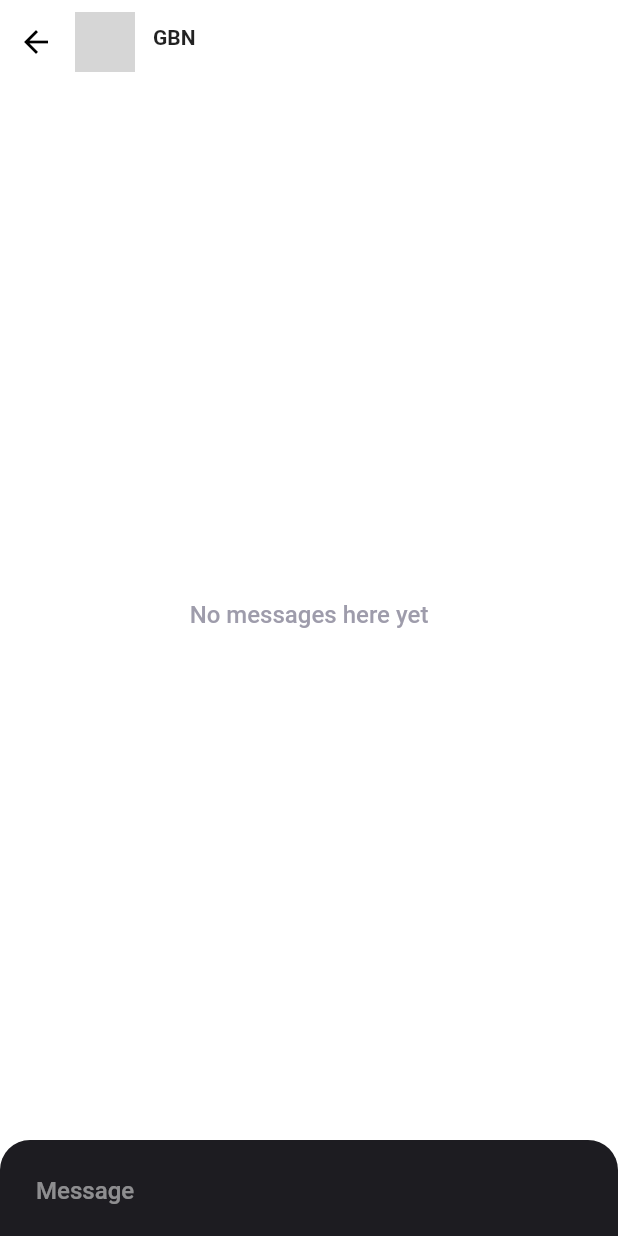
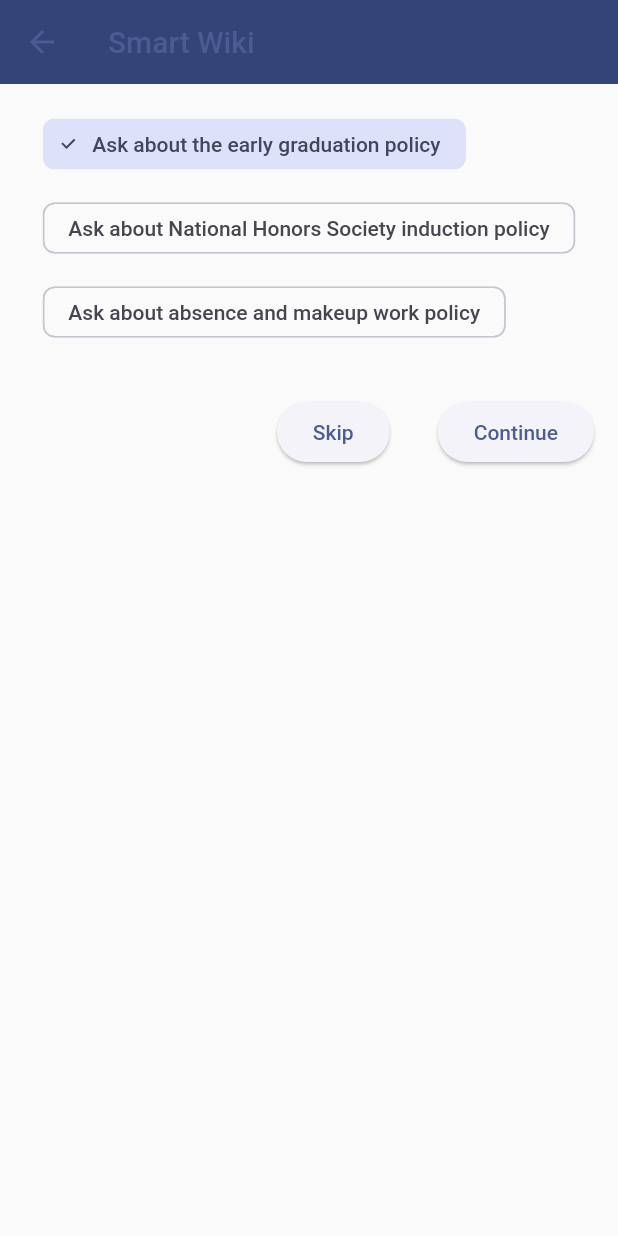
Before and after one commit to kristellewidjaja/smart_wiki_mobile, a Flutter app: the screen it shows after launch, after a tap on "GBN", on a phone screen of 412 x 824 dp. Run offline on Flutter 3.47's test engine with Material 2 defaults, Android fonts, the phone set to English and light mode, and no system bars; our stand-ins replace file_picker, flutter_chat_types, flutter_chat_ui, image_picker, open_filex; network calls fail; grey boxes are pictures that could not be loaded.

Commit message:
Added a new page in between the main and chat to suggest questions

```diff
--- a/lib/components/knowledge_base_item.dart
+++ b/lib/components/knowledge_base_item.dart
@@ -1,3 +1,5 @@
+import 'package:smart_wiki_ui/data/dummy_data.dart';
+import 'package:smart_wiki_ui/default_questions_page.dart';
 import 'package:smart_wiki_ui/knowledge_base_detail_page.dart';
 import 'package:flutter/material.dart';
 // import 'package:smart_wiki_ui/data/dummy_data.dart';
@@ -24,9 +26,14 @@ class _KnowledgeBaseItemState extends State<KnowledgeBaseItem> {
           context,
           MaterialPageRoute(
             builder: (context) {
-              return KnowledgeBaseDetailPage(
+              // change here
+              return DefaultQuestionsPage(
                 knowledgeBase: widget.knowledgeBase,
               );
+
+              // return KnowledgeBaseDetailPage(
+              //   knowledgeBase: widget.knowledgeBase,
+              // );
             },
           ),
         );
--- a/lib/data/dummy_data.dart
+++ b/lib/data/dummy_data.dart
@@ -1,3 +1,4 @@
+import 'package:smart_wiki_ui/models/default_question.dart';
 import 'package:smart_wiki_ui/models/knowledge_base.dart';
 
 const knowledgeBaseList = [
@@ -7,28 +8,85 @@ const knowledgeBaseList = [
     imageUrl:
         'https://www.dailyherald.com/apps/pbcsi.dll/urlget?url=https://www.dailyherald.com/gfx/site/basketball/team_logos/Glenbrook-North.jpg&exactW=90&exactH=90&exactFit=crop&alignV=top',
     backendAPIUri: 'http://localhost:5001/chat',
-      category: 'gbn'),
+    category: 'gbn',
+    defaultQuestions: [
+      DefaultQuestion(
+        displayText: 'Ask about the early graduation policy',
+        prompt: 'How do I graduate early?',
+      ),
+      DefaultQuestion(
+        displayText: 'Ask about National Honors Society induction policy',
+        prompt:
+            'What activites do I have to do to join the National Honors Society?',
+      ),
+      DefaultQuestion(
+        displayText: 'Ask about absence and makeup work policy',
+        prompt: 'What do I do if I am absent? How do I makeup work?',
+      ),
+    ],
+  ),
   KnowledgeBase(
     id: 2,
     title: 'GBS',
     imageUrl:
         'https://patch.com/img/cdn20/users/22915293/20190830/045949/styles/patch_image/public/glenbrook-south-logo-1537201366-7288___30165130916.jpg?width=1200',
     backendAPIUri: 'http://localhost:5001/chat',
-      category: 'gbs'),
+    category: 'gbs',
+    defaultQuestions: [
+      DefaultQuestion(
+        displayText: 'Ask about the SELC program',
+        prompt: 'What is the SELC Program?',
+      ),
+      DefaultQuestion(
+        displayText: 'Ask about the benefits of being in the SELC program',
+        prompt: 'What are the benefits of being in the SELC program?',
+      ),
+    ],
+  ),
   KnowledgeBase(
     id: 3,
     title: 'Brad Schneider',
     imageUrl:
         'https://www.govtrack.us/static/legislator-photos/412534-200px.jpeg',
     backendAPIUri: 'http://localhost:5001/chat',
-      category: 'brad_schneider'),
+    category: 'brad_schneider',
+    defaultQuestions: [
+      DefaultQuestion(
+        displayText: 'Who is Brad Schneider?',
+        prompt: 'Who is Brad Schneider?',
+      ),
+      DefaultQuestion(
+        displayText: 'Ask about the STEAM Scholars Program',
+        prompt: 'What is the STEAM Scholars program?',
+      ),
+      DefaultQuestion(
+        displayText: 'Ask about Brad\'s Bookworms Program',
+        prompt: 'What is Brad\'s Bookworms program?',
+      ),
+    ],
+  ),
   KnowledgeBase(
     id: 4,
     title: 'Lane Tech',
     imageUrl:
         'https://i0.wp.com/lanetech.org/wp-content/uploads/2018/12/facebook-opengraph.jpg?fit=1200%2C630&ssl=1',
     backendAPIUri: 'http://localhost:5001/chat',
-      category: 'lane_tech'),
+    category: 'lane_tech',
+    defaultQuestions: [
+      DefaultQuestion(
+        displayText: 'Ask about the memorial garden',
+        prompt: 'What is in the memorial garden?',
+      ),
+      DefaultQuestion(
+        displayText: 'Ask about Lane Tech history',
+        prompt: 'What is Lane Tech\'s History?',
+      ),
+      DefaultQuestion(
+        displayText: 'Ask about the demerit system',
+        prompt: 'What is the demerit system? How do I get a demerit?',
+      ),
+    ],
+  ),
   KnowledgeBase(
     id: 5,
     title: 'Jones College Prep',
@@ -36,6 +94,12 @@ const knowledgeBaseList = [
         'https://encrypted-tbn0.gstatic.com/images?q=tbn:ANd9GcTvhgxHozezAcgnCoZnb5tgLtxFm2DC20YuHjvIJbL-2g&s',
     backendAPIUri: 'http://localhost:5001/chat',
     category: 'jones_college_prep',
+    defaultQuestions: [
+      DefaultQuestion(
+        displayText: 'Ask about the transfer policy',
+        prompt: 'How do I transfer to Jones College Prep?',
+      ),
+    ],
   ),
   KnowledgeBase(
     id: 6,
@@ -44,6 +108,17 @@ const knowledgeBaseList = [
         'https://www.govtrack.us/static/legislator-photos/400360-200px.jpeg',
     backendAPIUri: 'http://localhost:5001/chat',
     category: 'jan_schakowsky',
+    defaultQuestions: [
+      DefaultQuestion(
+        displayText: 'Ask about Jan\'s passport renewal assistance',
+        prompt:
+            'Can Janice help me with my passport renewal? What phone number can I call?',
+      ),
+      DefaultQuestion(
+        displayText: 'Ask about Jan\'s support for women',
+        prompt: 'Does Janice support women?',
+      ),
+    ],
   ),
   KnowledgeBase(
     id: 7,
@@ -52,5 +127,32 @@ const knowledgeBaseList = [
         'https://starspangledflags.com/wp-content/uploads/il-stateflag-main.jpg',
     backendAPIUri: 'http://localhost:5001/chat',
     category: 'illinois_representatives',
+    defaultQuestions: [
+      DefaultQuestion(
+        displayText: 'Ask about Jan\'s and Brad\'s passport renewal assistance',
+        prompt:
+            'Can Janice help me with my passport renewal? Can Brad help me with my passport renewal?',
+      ),
+      DefaultQuestion(
+        displayText: 'Ask about Jan\'s support for women',
+        prompt: 'Does Janice support women?',
+      ),
+      DefaultQuestion(
+        displayText: 'Ask about Jan and Brad owning dogs',
+        prompt: 'Do Brad and Janice own dogs?',
+      ),
+      DefaultQuestion(
+        displayText: 'Who is Brad Schneider?',
+        prompt: 'Who is Brad Schneider?',
+      ),
+      DefaultQuestion(
+        displayText: 'Ask about the STEAM Scholars Program',
+        prompt: 'What is the STEAM Scholars program?',
+      ),
+      DefaultQuestion(
+        displayText: 'Ask about Brad\'s Bookworms Program',
+        prompt: 'What is Brad\'s Bookworms program?',
+      ),
+    ],
   ),
 ];
--- /dev/null
+++ b/lib/default_questions_page.dart
@@ -0,0 +1,90 @@
+import 'package:flutter/material.dart';
+import 'package:smart_wiki_ui/knowledge_base_detail_page.dart';
+import 'package:smart_wiki_ui/models/knowledge_base.dart';
+
+class DefaultQuestionsPage extends StatefulWidget {
+  const DefaultQuestionsPage({super.key, required this.knowledgeBase});
+
+  final KnowledgeBase knowledgeBase;
+
+  @override
+  State<DefaultQuestionsPage> createState() => _DefaultQuestionsPageState();
+}
+
+class _DefaultQuestionsPageState extends State<DefaultQuestionsPage> {
+  int _selectedDefaultQuestionIndex = 0;
+
+  @override
+  Widget build(BuildContext context) {
+    return Scaffold(
+      appBar: AppBar(
+        title: const Text('Smart Wiki'),
+      ),
+      body: Column(
+        children: [
+          Padding(
+            padding: const EdgeInsets.all(16.0),
+            child: Wrap(
+              spacing: 8.0,
+              runSpacing: 8.0,
+              children: _buildDefaultQuestionChips(),
+            ),
+          ),
+          Row(
+            mainAxisAlignment: MainAxisAlignment.end,
+            children: [
+              Padding(
+                padding: const EdgeInsets.all(16.0),
+                child: ElevatedButton(
+                  onPressed: () {
+                    Navigator.push(
+                      context,
+                      MaterialPageRoute(
+                        builder: (context) => KnowledgeBaseDetailPage(
+                          knowledgeBase: widget.knowledgeBase,
+                        ),
+                      ),
+                    );
+                  },
+                  child: const Text('Skip'),
+                ),
+              ),
+              Padding(
+                padding: const EdgeInsets.all(16.0),
+                child: ElevatedButton(
+                  onPressed: () {
+                    Navigator.push(
+                      context,
+                      MaterialPageRoute(
+                        builder: (context) => KnowledgeBaseDetailPage(
+                          knowledgeBase: widget.knowledgeBase,
+                          defaultQuestionIndex: _selectedDefaultQuestionIndex,
+                        ),
+                      ),
+                    );
+                  },
+                  child: const Text('Continue'),
+                ),
+              ),
+            ],
+          ),
+        ],
+      ),
+    );
+  }
+
+  List<Widget> _buildDefaultQuestionChips() {
+    return List<Widget>.generate(
+      widget.knowledgeBase.defaultQuestions.length,
+      (index) => ChoiceChip(
+        label: Text(widget.knowledgeBase.defaultQuestions[index].displayText),
+        selected: _selectedDefaultQuestionIndex == index,
+        onSelected: (selected) {
+          setState(() {
+            _selectedDefaultQuestionIndex = selected ? index : 0;
+          });
+        },
+      ),
+    ).toList();
+  }
+}
--- a/lib/main_page.dart
+++ b/lib/main_page.dart
@@ -72,7 +72,7 @@ class _MainPageState extends State<MainPage> {
                   ),
                   filled: true,
                   fillColor: Colors.grey.shade100,
-                  contentPadding: EdgeInsets.all(8),
+                  contentPadding: const EdgeInsets.all(8),
                   enabledBorder: OutlineInputBorder(
                       borderRadius: BorderRadius.circular(30),
                       borderSide: BorderSide(color: Colors.grey.shade100)),
--- /dev/null
+++ b/lib/models/default_question.dart
@@ -0,0 +1,13 @@
+class DefaultQuestion {
+  final String displayText;
+  final String prompt;
+
+  const DefaultQuestion({required this.displayText, required this.prompt});
+
+  DefaultQuestion.fromJson(Map<String, dynamic> json)
+      : displayText = json['displayText'],
+        prompt = json['prompt'];
+
+  Map<String, dynamic> toJson() =>
+      {'displayText': displayText, 'prompt': prompt};
+}
--- a/lib/models/knowledge_base.dart
+++ b/lib/models/knowledge_base.dart
@@ -1,4 +1,5 @@
 // import 'package:flutter/material.dart';
+import 'package:smart_wiki_ui/models/default_question.dart';
 
 class KnowledgeBase {
   const KnowledgeBase(
@@ -6,11 +7,13 @@ class KnowledgeBase {
       required this.title,
       required this.imageUrl,
       required this.backendAPIUri,
-      required this.category});
+      required this.category,
+      this.defaultQuestions = const []});
 
   final int id;
   final String title;
   final String imageUrl;
   final String backendAPIUri;
   final String category;
+  final List<DefaultQuestion> defaultQuestions;
 }
```
Also changed, not shown: lib/knowledge_base_detail_page.dart (+30 -4 lines). Lines whose indentation alone changed are shown as unchanged.
